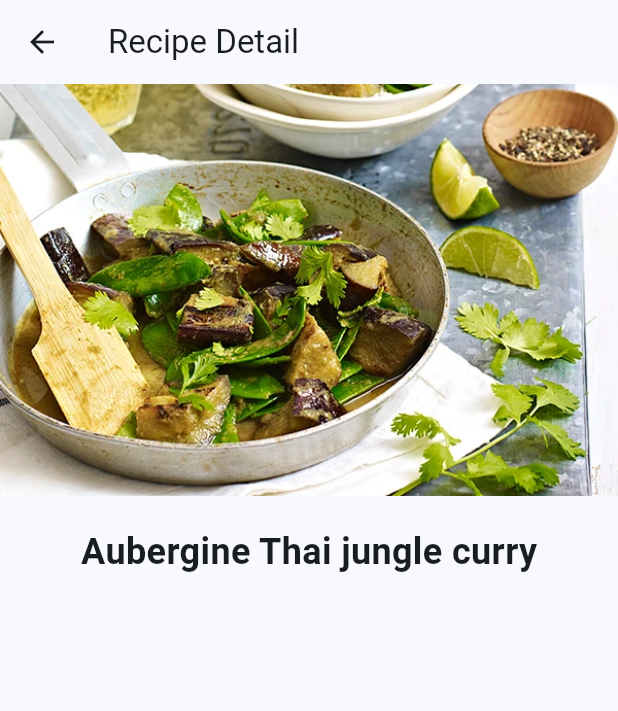
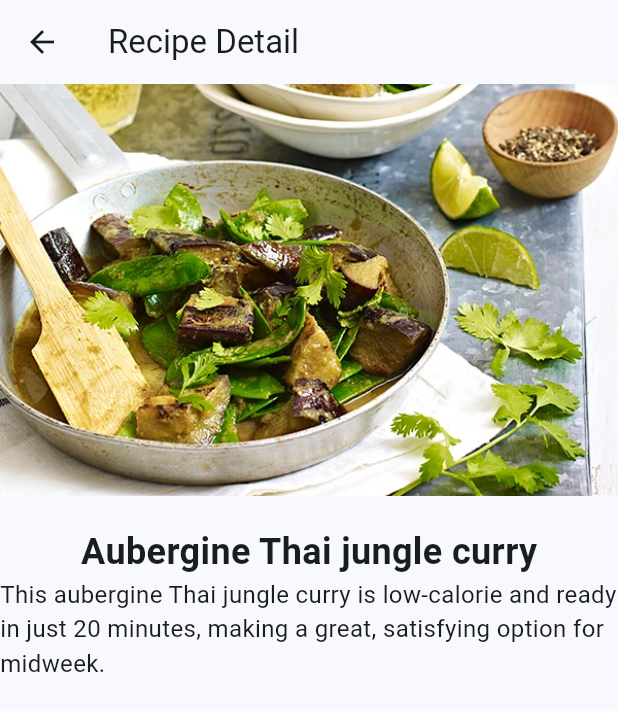
Before and after one commit to Eittipakorn/Recipe, a Flutter app: the screen it shows after launch, after a tap on "Aubergine Thai jungle curry", on a phone screen of 412 x 824 dp. Shown: the top 711 px of the screen. Run offline on Flutter 3.47's test engine with Material 3 defaults, Android fonts, the phone set to English and light mode, and no system bars.

Commit message:
Add recipe detail text

```diff
--- a/lib/Model/recipe.dart
+++ b/lib/Model/recipe.dart
@@ -1,15 +1,16 @@
 class Recipe {
   String imgLabel;
   String imageUrl;
+  String imgDesc;
 
-  Recipe(this. imageUrl, this. imgLabel);
+  Recipe(this.imageUrl, this.imgLabel, this.imgDesc);
 
   static List<Recipe> samples = [
-    Recipe('assets/images/Aubergine Thai jungle curry.webp', 'Aubergine Thai jungle curry'),
-    Recipe('assets/images/Crying tiger beef salad (yum nua seua rong hai).webp', 'Crying tiger beef salad (yum nua seua rong hai)'),
-    Recipe('assets/images/Jackfruit massaman curry.webp', 'Jackfruit massaman curry'),
-    Recipe('assets/images/Larb muang (Thai chopped pork salad).webp', 'Larb muang (Thai chopped pork salad)'),
-    Recipe('assets/images/Pad Thai.webp', 'Pad Thai'),
+    Recipe('assets/images/Aubergine Thai jungle curry.webp', 'Aubergine Thai jungle curry', 'This aubergine Thai jungle curry is low-calorie and ready in just 20 minutes, making a great, satisfying option for midweek.'),
+    Recipe('assets/images/Crying tiger beef salad (yum nua seua rong hai).webp', 'Crying tiger beef salad (yum nua seua rong hai)', 'Enjoy the bold, spicy and tangy flavours of crying tiger beef salad, a Thai special-occasion dish. Tender grilled sirloin sits on crisp lettuce, dressed with a zesty lime and chilli sauce.'),
+    Recipe('assets/images/Jackfruit massaman curry.webp', 'Jackfruit massaman curry', 'A tin of jackfruit (which you can pick up at almost any supermarket) is the magic ingredient in this vegan massaman curry, served with salted peanuts.'),
+    Recipe('assets/images/Larb muang (Thai chopped pork salad).webp', 'Larb muang (Thai chopped pork salad)', 'Experience bold Thai flavours with Larb Muang, a vibrant chopped pork salad bursting with garlic, crispy shallots and spiced chillies. Perfect for sharing, this easy dish is served hot with sticky rice or lettuce cups.'),
+    Recipe('assets/images/Pad Thai.webp', 'Pad Thai', 'Put juicy king prawns to work in our version of this classic Thai dish, full of vibrant flavours and ready in half an hour.'),
   ];
 
   get imgTitle => null;
--- a/lib/recipe-detail.dart
+++ b/lib/recipe-detail.dart
@@ -21,6 +21,10 @@ class RecipeDetail extends StatelessWidget{
               recipe.imgLabel,
               style: const TextStyle(fontSize: 24, fontWeight: FontWeight.bold),
             ),
+            Text(
+              recipe.imgDesc,
+              style: const TextStyle(fontSize: 16),
+            ),
           ],
         ),
       ),
```
